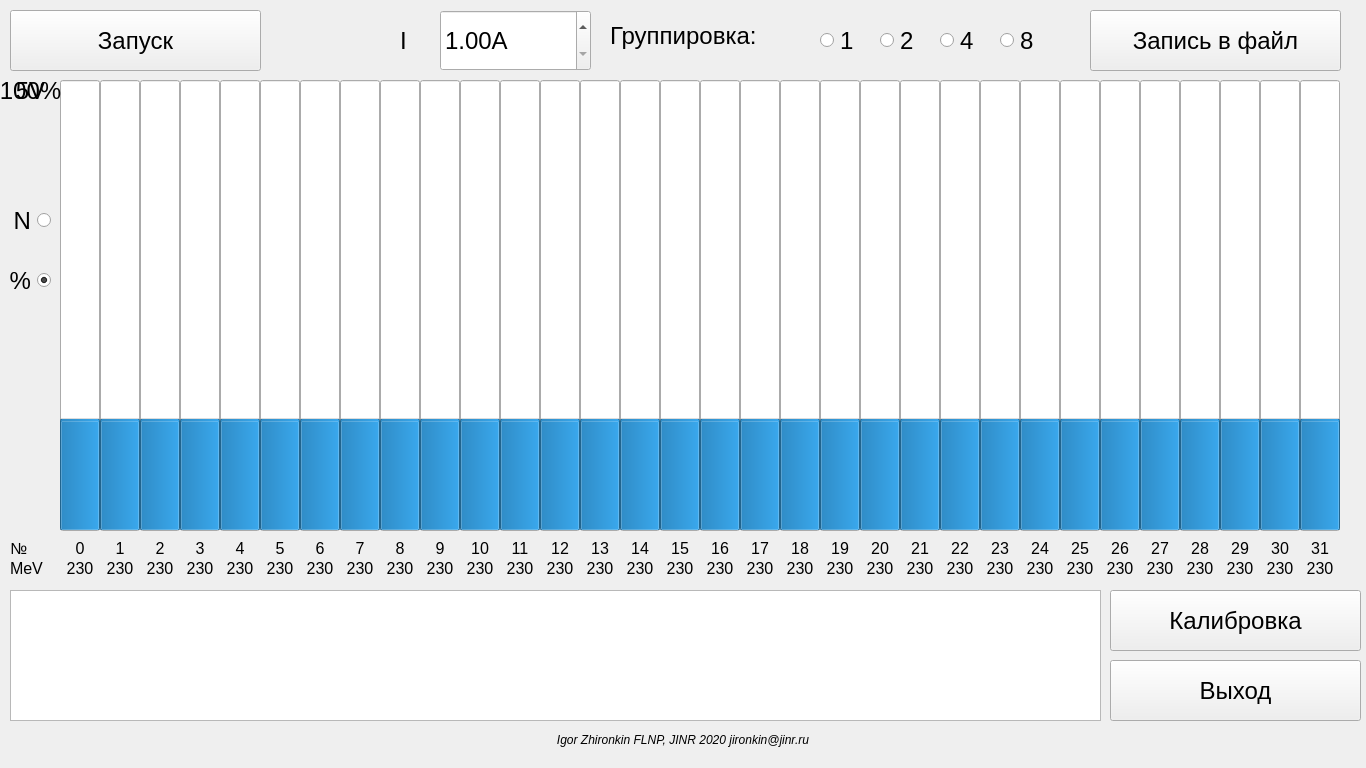
Before: the Qt Designer form mainwindow.ui in beeleph/Spectrometer, drawn with Qt 5.
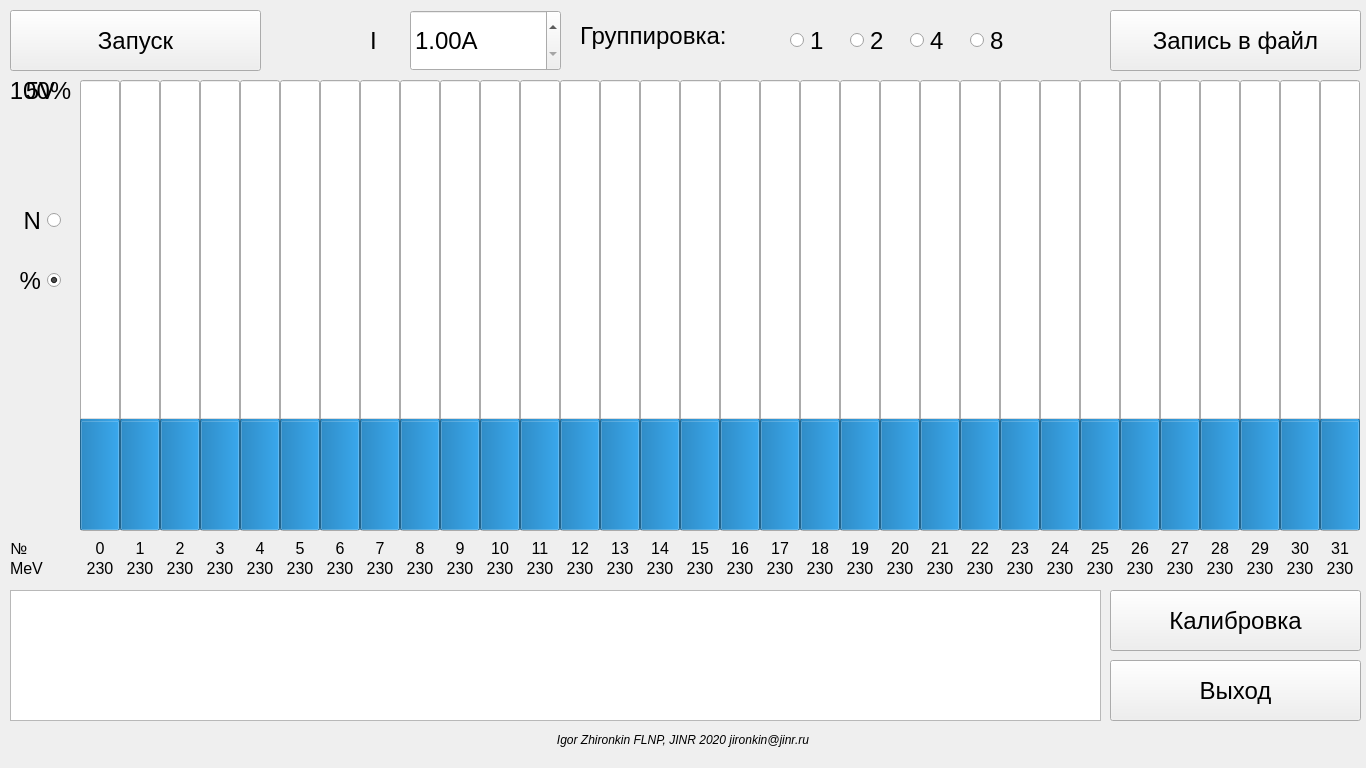
After: the same form once the commit is applied.

Patch:
```diff
--- a/mainwindow.ui
+++ b/mainwindow.ui
@@ -20,7 +20,7 @@
    <widget class="QProgressBar" name="ch0EnergyBar">
     <property name="geometry">
      <rect>
-      <x>60</x>
+      <x>80</x>
       <y>80</y>
       <width>40</width>
       <height>451</height>
@@ -147,7 +147,7 @@
    <widget class="QLabel" name="ch0Label">
     <property name="geometry">
      <rect>
-      <x>60</x>
+      <x>80</x>
       <y>540</y>
       <width>40</width>
       <height>16</height>
@@ -176,7 +176,7 @@
    <widget class="QLabel" name="ch0EnergyLabel">
     <property name="geometry">
      <rect>
-      <x>60</x>
+      <x>80</x>
       <y>560</y>
       <width>40</width>
       <height>16</height>
@@ -214,7 +214,7 @@
    <widget class="QLabel" name="ch1EnergyLabel">
     <property name="geometry">
      <rect>
-      <x>100</x>
+      <x>120</x>
       <y>560</y>
       <width>40</width>
       <height>16</height>
@@ -243,7 +243,7 @@
    <widget class="QLabel" name="ch0Label_2">
     <property name="geometry">
      <rect>
-      <x>100</x>
+      <x>120</x>
       <y>540</y>
       <width>40</width>
       <height>16</height>
@@ -272,7 +272,7 @@
    <widget class="QProgressBar" name="ch1EnergyBar">
     <property name="geometry">
      <rect>
-      <x>100</x>
+      <x>120</x>
       <y>80</y>
       <width>40</width>
       <height>451</height>
@@ -306,7 +306,7 @@
    <widget class="QProgressBar" name="ch2EnergyBar">
     <property name="geometry">
      <rect>
-      <x>140</x>
+      <x>160</x>
       <y>80</y>
       <width>40</width>
       <height>451</height>
@@ -340,7 +340,7 @@
    <widget class="QProgressBar" name="ch3EnergyBar">
     <property name="geometry">
      <rect>
-      <x>180</x>
+      <x>200</x>
       <y>80</y>
       <width>40</width>
       <height>451</height>
@@ -374,7 +374,7 @@
    <widget class="QProgressBar" name="ch4EnergyBar">
     <property name="geometry">
      <rect>
-      <x>220</x>
+      <x>240</x>
       <y>80</y>
       <width>40</width>
       <height>451</height>
@@ -408,7 +408,7 @@
    <widget class="QProgressBar" name="ch5EnergyBar">
     <property name="geometry">
      <rect>
-      <x>260</x>
+      <x>280</x>
       <y>80</y>
       <width>40</width>
       <height>451</height>
@@ -442,7 +442,7 @@
    <widget class="QProgressBar" name="ch6EnergyBar">
     <property name="geometry">
      <rect>
-      <x>300</x>
+      <x>320</x>
       <y>80</y>
       <width>40</width>
       <height>451</height>
@@ -476,7 +476,7 @@
    <widget class="QProgressBar" name="ch7EnergyBar">
     <property name="geometry">
      <rect>
-      <x>340</x>
+      <x>360</x>
       <y>80</y>
       <width>40</width>
       <height>451</height>
@@ -510,7 +510,7 @@
    <widget class="QProgressBar" name="ch8EnergyBar">
     <property name="geometry">
      <rect>
-      <x>380</x>
+      <x>400</x>
       <y>80</y>
       <width>40</width>
       <height>451</height>
@@ -544,7 +544,7 @@
    <widget class="QProgressBar" name="ch9EnergyBar">
     <property name="geometry">
      <rect>
-      <x>420</x>
+      <x>440</x>
       <y>80</y>
       <width>40</width>
       <height>451</height>
@@ -578,7 +578,7 @@
    <widget class="QProgressBar" name="ch10EnergyBar">
     <property name="geometry">
      <rect>
-      <x>460</x>
+      <x>480</x>
       <y>80</y>
       <width>40</width>
       <height>451</height>
@@ -612,7 +612,7 @@
    <widget class="QProgressBar" name="ch11EnergyBar">
     <property name="geometry">
      <rect>
-      <x>500</x>
+      <x>520</x>
       <y>80</y>
       <width>40</width>
       <height>451</height>
@@ -646,7 +646,7 @@
    <widget class="QProgressBar" name="ch12EnergyBar">
     <property name="geometry">
      <rect>
-      <x>540</x>
+      <x>560</x>
       <y>80</y>
       <width>40</width>
       <height>451</height>
@@ -680,7 +680,7 @@
    <widget class="QProgressBar" name="ch13EnergyBar">
     <property name="geometry">
      <rect>
-      <x>580</x>
+      <x>600</x>
       <y>80</y>
       <width>40</width>
       <height>451</height>
@@ -714,7 +714,7 @@
    <widget class="QProgressBar" name="ch14EnergyBar">
     <property name="geometry">
      <rect>
-      <x>620</x>
+      <x>640</x>
       <y>80</y>
       <width>40</width>
       <height>451</height>
@@ -748,7 +748,7 @@
    <widget class="QProgressBar" name="ch15EnergyBar">
     <property name="geometry">
      <rect>
-      <x>660</x>
+      <x>680</x>
       <y>80</y>
       <width>40</width>
       <height>451</height>
@@ -782,7 +782,7 @@
    <widget class="QProgressBar" name="ch16EnergyBar">
     <property name="geometry">
      <rect>
-      <x>700</x>
+      <x>720</x>
       <y>80</y>
       <width>40</width>
       <height>451</height>
@@ -816,7 +816,7 @@
    <widget class="QProgressBar" name="ch17EnergyBar">
     <property name="geometry">
      <rect>
-      <x>740</x>
+      <x>760</x>
       <y>80</y>
       <width>40</width>
       <height>451</height>
@@ -850,7 +850,7 @@
    <widget class="QProgressBar" name="ch18EnergyBar">
     <property name="geometry">
      <rect>
-      <x>780</x>
+      <x>800</x>
       <y>80</y>
       <width>40</width>
       <height>451</height>
@@ -884,7 +884,7 @@
    <widget class="QProgressBar" name="ch19EnergyBar">
     <property name="geometry">
      <rect>
-      <x>820</x>
+      <x>840</x>
       <y>80</y>
       <width>40</width>
       <height>451</height>
@@ -918,7 +918,7 @@
    <widget class="QProgressBar" name="ch20EnergyBar">
     <property name="geometry">
      <rect>
-      <x>860</x>
+      <x>880</x>
       <y>80</y>
       <width>40</width>
       <height>451</height>
@@ -952,7 +952,7 @@
    <widget class="QProgressBar" name="ch21EnergyBar">
     <property name="geometry">
      <rect>
-      <x>900</x>
+      <x>920</x>
       <y>80</y>
       <width>40</width>
       <height>451</height>
@@ -986,7 +986,7 @@
    <widget class="QProgressBar" name="ch22EnergyBar">
     <property name="geometry">
      <rect>
-      <x>940</x>
+      <x>960</x>
       <y>80</y>
       <width>40</width>
       <height>451</height>
@@ -1020,7 +1020,7 @@
    <widget class="QProgressBar" name="ch23EnergyBar">
     <property name="geometry">
      <rect>
-      <x>980</x>
+      <x>1000</x>
       <y>80</y>
       <width>40</width>
       <height>451</height>
@@ -1054,7 +1054,7 @@
    <widget class="QProgressBar" name="ch24EnergyBar">
     <property name="geometry">
      <rect>
-      <x>1020</x>
+      <x>1040</x>
       <y>80</y>
       <width>40</width>
       <height>451</height>
@@ -1088,7 +1088,7 @@
    <widget class="QProgressBar" name="ch25EnergyBar">
     <property name="geometry">
      <rect>
-      <x>1060</x>
+      <x>1080</x>
       <y>80</y>
       <width>40</width>
       <height>451</height>
@@ -1122,7 +1122,7 @@
    <widget class="QProgressBar" name="ch26EnergyBar">
     <property name="geometry">
      <rect>
-      <x>1100</x>
+      <x>1120</x>
       <y>80</y>
       <width>40</width>
       <height>451</height>
@@ -1156,7 +1156,7 @@
    <widget class="QProgressBar" name="ch27EnergyBar">
     <property name="geometry">
      <rect>
-      <x>1140</x>
+      <x>1160</x>
       <y>80</y>
       <width>40</width>
       <height>451</height>
@@ -1190,7 +1190,7 @@
    <widget class="QProgressBar" name="ch28EnergyBar">
     <property name="geometry">
      <rect>
-      <x>1180</x>
+      <x>1200</x>
       <y>80</y>
       <width>40</width>
       <height>451</height>
@@ -1224,7 +1224,7 @@
    <widget class="QProgressBar" name="ch29EnergyBar">
     <property name="geometry">
      <rect>
-      <x>1220</x>
+      <x>1240</x>
       <y>80</y>
       <width>40</width>
       <height>451</height>
@@ -1258,7 +1258,7 @@
    <widget class="QProgressBar" name="ch30EnergyBar">
     <property name="geometry">
      <rect>
-      <x>1260</x>
+      <x>1280</x>
       <y>80</y>
       <width>40</width>
       <height>451</height>
@@ -1292,7 +1292,7 @@
    <widget class="QProgressBar" name="ch31EnergyBar">
     <property name="geometry">
      <rect>
-      <x>1300</x>
+      <x>1320</x>
       <y>80</y>
       <width>40</width>
       <height>451</height>
@@ -1362,7 +1362,7 @@
    <widget class="QLabel" name="ch2EnergyLabel">
     <property name="geometry">
      <rect>
-      <x>140</x>
+      <x>160</x>
       <y>560</y>
       <width>40</width>
       <height>16</height>
@@ -1391,7 +1391,7 @@
    <widget class="QLabel" name="ch3EnergyLabel">
     <property name="geometry">
      <rect>
-      <x>180</x>
+      <x>200</x>
       <y>560</y>
       <width>40</width>
       <height>16</height>
@@ -1420,7 +1420,7 @@
    <widget class="QLabel" name="ch0Label_3">
     <property name="geometry">
      <rect>
-      <x>180</x>
+      <x>200</x>
       <y>540</y>
       <width>40</width>
       <height>16</height>
@@ -1449,7 +1449,7 @@
    <widget class="QLabel" name="ch0Label_4">
     <property name="geometry">
      <rect>
-      <x>140</x>
+      <x>160</x>
       <y>540</y>
       <width>40</width>
       <height>16</height>
@@ -1478,7 +1478,7 @@
    <widget class="QLabel" name="ch4EnergyLabel">
     <property name="geometry">
      <rect>
-      <x>220</x>
+      <x>240</x>
       <y>560</y>
       <width>40</width>
       <height>16</height>
@@ -1507,7 +1507,7 @@
    <widget class="QLabel" name="ch7EnergyLabel">
     <property name="geometry">
      <rect>
-      <x>340</x>
+      <x>360</x>
       <y>560</y>
       <width>40</width>
       <height>16</height>
@@ -1536,7 +1536,7 @@
    <widget class="QLabel" name="ch0Label_5">
     <property name="geometry">
      <rect>
-      <x>340</x>
+      <x>360</x>
       <y>540</y>
       <width>40</width>
       <height>16</height>
@@ -1565,7 +1565,7 @@
    <widget class="QLabel" name="ch5EnergyLabel">
     <property name="geometry">
      <rect>
-      <x>260</x>
+      <x>280</x>
       <y>560</y>
       <width>40</width>
       <height>16</height>
@@ -1594,7 +1594,7 @@
    <widget class="QLabel" name="ch0Label_6">
     <property name="geometry">
      <rect>
-      <x>260</x>
+      <x>280</x>
       <y>540</y>
       <width>40</width>
       <height>16</height>
@@ -1623,7 +1623,7 @@
    <widget class="QLabel" name="ch0Label_7">
     <property name="geometry">
      <rect>
-      <x>300</x>
+      <x>320</x>
       <y>540</y>
       <width>40</width>
       <height>16</height>
@@ -1652,7 +1652,7 @@
    <widget class="QLabel" name="ch6EnergyLabel">
     <property name="geometry">
      <rect>
-      <x>300</x>
+      <x>320</x>
       <y>560</y>
       <width>40</width>
       <height>16</height>
@@ -1681,7 +1681,7 @@
    <widget class="QLabel" name="ch0Label_8">
     <property name="geometry">
      <rect>
-      <x>220</x>
+      <x>240</x>
       <y>540</y>
       <width>40</width>
       <height>16</height>
@@ -1710,7 +1710,7 @@
    <widget class="QLabel" name="ch0Label_9">
     <property name="geometry">
      <rect>
-      <x>660</x>
+      <x>680</x>
       <y>540</y>
       <width>40</width>
       <height>16</height>
@@ -1739,7 +1739,7 @@
    <widget class="QLabel" name="ch8EnergyLabel">
     <property name="geometry">
      <rect>
-      <x>380</x>
+      <x>400</x>
       <y>560</y>
       <width>40</width>
       <height>16</height>
@@ -1768,7 +1768,7 @@
    <widget class="QLabel" name="ch11EnergyLabel">
     <property name="geometry">
      <rect>
-      <x>500</x>
+      <x>520</x>
       <y>560</y>
       <width>40</width>
       <height>16</height>
@@ -1797,7 +1797,7 @@
    <widget class="QLabel" name="ch0Label_10">
     <property name="geometry">
      <rect>
-      <x>500</x>
+      <x>520</x>
       <y>540</y>
       <width>40</width>
       <height>16</height>
@@ -1826,7 +1826,7 @@
    <widget class="QLabel" name="ch12EnergyLabel">
     <property name="geometry">
      <rect>
-      <x>540</x>
+      <x>560</x>
       <y>560</y>
       <width>40</width>
       <height>16</height>
@@ -1855,7 +1855,7 @@
    <widget class="QLabel" name="ch9EnergyLabel">
     <property name="geometry">
      <rect>
-      <x>420</x>
+      <x>440</x>
       <y>560</y>
       <width>40</width>
       <height>16</height>
@@ -1884,7 +1884,7 @@
    <widget class="QLabel" name="ch14EnergyLabel">
     <property name="geometry">
      <rect>
-      <x>620</x>
+      <x>640</x>
       <y>560</y>
       <width>40</width>
       <height>16</height>
@@ -1913,7 +1913,7 @@
    <widget class="QLabel" name="ch0Label_11">
     <property name="geometry">
      <rect>
-      <x>420</x>
+      <x>440</x>
       <y>540</y>
       <width>40</width>
       <height>16</height>
@@ -1942,7 +1942,7 @@
    <widget class="QLabel" name="ch13EnergyLabel">
     <property name="geometry">
      <rect>
-      <x>580</x>
+      <x>600</x>
       <y>560</y>
       <width>40</width>
       <height>16</height>
@@ -1971,7 +1971,7 @@
    <widget class="QLabel" name="ch0Label_12">
     <property name="geometry">
      <rect>
-      <x>460</x>
+      <x>480</x>
       <y>540</y>
       <width>40</width>
       <height>16</height>
@@ -2000,7 +2000,7 @@
    <widget class="QLabel" name="ch15EnergyLabel">
     <property name="geometry">
      <rect>
-      <x>660</x>
+      <x>680</x>
       <y>560</y>
       <width>40</width>
       <height>16</height>
@@ -2029,7 +2029,7 @@
    <widget class="QLabel" name="ch0Label_13">
     <property name="geometry">
      <rect>
-      <x>580</x>
+      <x>600</x>
       <y>540</y>
       <width>40</width>
       <height>16</height>
@@ -2058,7 +2058,7 @@
    <widget class="QLabel" name="ch10EnergyLabel">
     <property name="geometry">
      <rect>
-      <x>460</x>
+      <x>480</x>
       <y>560</y>
       <width>40</width>
       <height>16</height>
@@ -2087,7 +2087,7 @@
    <widget class="QLabel" name="ch0Label_14">
     <property name="geometry">
      <rect>
-      <x>620</x>
+      <x>640</x>
       <y>540</y>
       <width>40</width>
       <height>16</height>
@@ -2116,7 +2116,7 @@
    <widget class="QLabel" name="ch0Label_15">
     <property name="geometry">
      <rect>
-      <x>380</x>
+      <x>400</x>
       <y>540</y>
       <width>40</width>
       <height>16</height>
@@ -2145,7 +2145,7 @@
    <widget class="QLabel" name="ch0Label_16">
     <property name="geometry">
      <rect>
-      <x>540</x>
+      <x>560</x>
       <y>540</y>
       <width>40</width>
       <height>16</height>
@@ -2174,7 +2174,7 @@
    <widget class="QLabel" name="ch0Label_17">
     <property name="geometry">
      <rect>
-      <x>900</x>
+      <x>920</x>
       <y>540</y>
       <width>40</width>
       <height>16</height>
@@ -2203,7 +2203,7 @@
    <widget class="QLabel" name="ch29EnergyLabel">
     <property name="geometry">
      <rect>
-      <x>1220</x>
+      <x>1240</x>
       <y>560</y>
       <width>40</width>
       <height>16</height>
@@ -2232,7 +2232,7 @@
    <widget class="QLabel" name="ch22EnergyLabel">
     <property name="geometry">
      <rect>
-      <x>940</x>
+      <x>960</x>
       <y>560</y>
       <width>40</width>
       <height>16</height>
@@ -2261,7 +2261,7 @@
    <widget class="QLabel" name="ch0Label_18">
     <property name="geometry">
      <rect>
-      <x>780</x>
+      <x>800</x>
       <y>540</y>
       <width>40</width>
       <height>16</height>
@@ -2290,7 +2290,7 @@
    <widget class="QLabel" name="ch0Label_19">
     <property name="geometry">
      <rect>
-      <x>1140</x>
+      <x>1160</x>
       <y>540</y>
       <width>40</width>
       <height>16</height>
@@ -2319,7 +2319,7 @@
    <widget class="QLabel" name="ch24EnergyLabel">
     <property name="geometry">
      <rect>
-      <x>1020</x>
+      <x>1040</x>
       <y>560</y>
       <width>40</width>
       <height>16</height>
@@ -2348,7 +2348,7 @@
    <widget class="QLabel" name="ch0Label_20">
     <property name="geometry">
      <rect>
-      <x>940</x>
+      <x>960</x>
       <y>540</y>
       <width>40</width>
       <height>16</height>
@@ -2377,7 +2377,7 @@
    <widget class="QLabel" name="ch0Label_21">
     <property name="geometry">
      <rect>
-      <x>1020</x>
+      <x>1040</x>
       <y>540</y>
       <width>40</width>
       <height>16</height>
@@ -2406,7 +2406,7 @@
    <widget class="QLabel" name="ch18EnergyLabel">
     <property name="geometry">
      <rect>
-      <x>780</x>
+      <x>800</x>
       <y>560</y>
       <width>40</width>
       <height>16</height>
@@ -2435,7 +2435,7 @@
    <widget class="QLabel" name="ch27EnergyLabel">
     <property name="geometry">
      <rect>
-      <x>1140</x>
+      <x>1160</x>
       <y>560</y>
       <width>40</width>
       <height>16</height>
@@ -2464,7 +2464,7 @@
    <widget class="QLabel" name="ch0Label_22">
     <property name="geometry">
      <rect>
-      <x>860</x>
+      <x>880</x>
       <y>540</y>
       <width>40</width>
       <height>16</height>
@@ -2493,7 +2493,7 @@
    <widget class="QLabel" name="ch17EnergyLabel">
     <property name="geometry">
      <rect>
-      <x>740</x>
+      <x>760</x>
       <y>560</y>
       <width>40</width>
       <height>16</height>
@@ -2522,7 +2522,7 @@
    <widget class="QLabel" name="ch28EnergyLabel">
     <property name="geometry">
      <rect>
-      <x>1180</x>
+      <x>1200</x>
       <y>560</y>
       <width>40</width>
       <height>16</height>
@@ -2551,7 +2551,7 @@
    <widget class="QLabel" name="ch20EnergyLabel">
     <property name="geometry">
      <rect>
-      <x>860</x>
+      <x>880</x>
       <y>560</y>
       <width>40</width>
       <height>16</height>
@@ -2580,7 +2580,7 @@
    <widget class="QLabel" name="ch0Label_23">
     <property name="geometry">
      <rect>
-      <x>1060</x>
+      <x>1080</x>
       <y>540</y>
       <width>40</width>
       <height>16</height>
@@ -2609,7 +2609,7 @@
    <widget class="QLabel" name="ch0Label_24">
     <property name="geometry">
      <rect>
-      <x>740</x>
+      <x>760</x>
       <y>540</y>
       <width>40</width>
       <height>16</height>
@@ -2638,7 +2638,7 @@
    <widget class="QLabel" name="ch30EnergyLabel">
     <property name="geometry">
      <rect>
-      <x>1260</x>
+      <x>1280</x>
       <y>560</y>
       <width>40</width>
       <height>16</height>
@@ -2667,7 +2667,7 @@
    <widget class="QLabel" name="ch16EnergyLabel">
     <property name="geometry">
      <rect>
-      <x>700</x>
+      <x>720</x>
       <y>560</y>
       <width>40</width>
       <height>16</height>
@@ -2696,7 +2696,7 @@
    <widget class="QLabel" name="ch0Label_25">
     <property name="geometry">
      <rect>
-      <x>1220</x>
+      <x>1240</x>
       <y>540</y>
       <width>40</width>
       <height>16</height>
@@ -2725,7 +2725,7 @@
    <widget class="QLabel" name="ch0Label_26">
     <property name="geometry">
      <rect>
-      <x>1100</x>
+      <x>1120</x>
       <y>540</y>
       <width>40</width>
       <height>16</height>
@@ -2754,7 +2754,7 @@
    <widget class="QLabel" name="ch21EnergyLabel">
     <property name="geometry">
      <rect>
-      <x>900</x>
+      <x>920</x>
       <y>560</y>
       <width>40</width>
       <height>16</height>
@@ -2783,7 +2783,7 @@
    <widget class="QLabel" name="ch31EnergyLabel">
     <property name="geometry">
      <rect>
-      <x>1300</x>
+      <x>1320</x>
       <y>560</y>
       <width>40</width>
       <height>16</height>
@@ -2812,7 +2812,7 @@
    <widget class="QLabel" name="ch23EnergyLabel">
     <property name="geometry">
      <rect>
-      <x>980</x>
+      <x>1000</x>
       <y>560</y>
       <width>40</width>
       <height>16</height>
@@ -2841,7 +2841,7 @@
    <widget class="QLabel" name="ch0Label_27">
     <property name="geometry">
      <rect>
-      <x>1300</x>
+      <x>1320</x>
       <y>540</y>
       <width>40</width>
       <height>16</height>
@@ -2870,7 +2870,7 @@
    <widget class="QLabel" name="ch0Label_28">
     <property name="geometry">
      <rect>
-      <x>1180</x>
+      <x>1200</x>
       <y>540</y>
       <width>40</width>
       <height>16</height>
@@ -2899,7 +2899,7 @@
    <widget class="QLabel" name="ch0Label_29">
     <property name="geometry">
      <rect>
-      <x>980</x>
+      <x>1000</x>
       <y>540</y>
       <width>40</width>
       <height>16</height>
@@ -2928,7 +2928,7 @@
    <widget class="QLabel" name="ch25EnergyLabel">
     <property name="geometry">
      <rect>
-      <x>1060</x>
+      <x>1080</x>
       <y>560</y>
       <width>40</width>
       <height>16</height>
@@ -2957,7 +2957,7 @@
    <widget class="QLabel" name="ch0Label_30">
     <property name="geometry">
      <rect>
-      <x>1260</x>
+      <x>1280</x>
       <y>540</y>
       <width>40</width>
       <height>16</height>
@@ -2986,7 +2986,7 @@
    <widget class="QLabel" name="ch26EnergyLabel">
     <property name="geometry">
      <rect>
-      <x>1100</x>
+      <x>1120</x>
       <y>560</y>
       <width>40</width>
       <height>16</height>
@@ -3015,7 +3015,7 @@
    <widget class="QLabel" name="ch19EnergyLabel">
     <property name="geometry">
      <rect>
-      <x>820</x>
+      <x>840</x>
       <y>560</y>
       <width>40</width>
       <height>16</height>
@@ -3044,7 +3044,7 @@
    <widget class="QLabel" name="ch0Label_31">
     <property name="geometry">
      <rect>
-      <x>820</x>
+      <x>840</x>
       <y>540</y>
       <width>40</width>
       <height>16</height>
@@ -3073,7 +3073,7 @@
    <widget class="QLabel" name="ch0Label_32">
     <property name="geometry">
      <rect>
-      <x>700</x>
+      <x>720</x>
       <y>540</y>
       <width>40</width>
       <height>16</height>
@@ -3102,7 +3102,7 @@
    <widget class="QLabel" name="label_3">
     <property name="geometry">
      <rect>
-      <x>400</x>
+      <x>370</x>
       <y>10</y>
       <width>31</width>
       <height>61</height>
@@ -3120,7 +3120,7 @@
    <widget class="QDoubleSpinBox" name="brukerCurrent">
     <property name="geometry">
      <rect>
-      <x>440</x>
+      <x>410</x>
       <y>10</y>
       <width>151</width>
       <height>61</height>
@@ -3144,7 +3144,7 @@
    <widget class="QLabel" name="label_4">
     <property name="geometry">
      <rect>
-      <x>610</x>
+      <x>580</x>
       <y>10</y>
       <width>191</width>
       <height>51</height>
@@ -3162,7 +3162,7 @@
    <widget class="QRadioButton" name="radioButtonOne">
     <property name="geometry">
      <rect>
-      <x>820</x>
+      <x>790</x>
       <y>10</y>
       <width>61</width>
       <height>61</height>
@@ -3189,7 +3189,7 @@
    <widget class="QRadioButton" name="radioButtonTwo">
     <property name="geometry">
      <rect>
-      <x>880</x>
+      <x>850</x>
       <y>10</y>
       <width>61</width>
       <height>61</height>
@@ -3216,7 +3216,7 @@
    <widget class="QRadioButton" name="radioButtonFour">
     <property name="geometry">
      <rect>
-      <x>940</x>
+      <x>910</x>
       <y>10</y>
       <width>61</width>
       <height>61</height>
@@ -3243,7 +3243,7 @@
    <widget class="QRadioButton" name="radioButtonEight">
     <property name="geometry">
      <rect>
-      <x>1000</x>
+      <x>970</x>
       <y>10</y>
       <width>61</width>
       <height>61</height>
@@ -3270,7 +3270,7 @@
    <widget class="QPushButton" name="writeToFileButton">
     <property name="geometry">
      <rect>
-      <x>1090</x>
+      <x>1110</x>
       <y>10</y>
       <width>251</width>
       <height>61</height>
@@ -3288,7 +3288,7 @@
    <widget class="QRadioButton" name="absoluteViewButton">
     <property name="geometry">
      <rect>
-      <x>0</x>
+      <x>10</x>
       <y>190</y>
       <width>51</width>
       <height>61</height>
@@ -3309,7 +3309,7 @@
    <widget class="QRadioButton" name="relativeViewButton">
     <property name="geometry">
      <rect>
-      <x>0</x>
+      <x>10</x>
       <y>250</y>
       <width>51</width>
       <height>61</height>
@@ -3333,7 +3333,7 @@
    <widget class="QLabel" name="absoluteLabel">
     <property name="geometry">
      <rect>
-      <x>0</x>
+      <x>10</x>
       <y>60</y>
       <width>61</width>
       <height>61</height>
@@ -3356,7 +3356,7 @@
      <rect>
       <x>0</x>
       <y>60</y>
-      <width>61</width>
+      <width>81</width>
       <height>61</height>
      </rect>
     </property>
```
